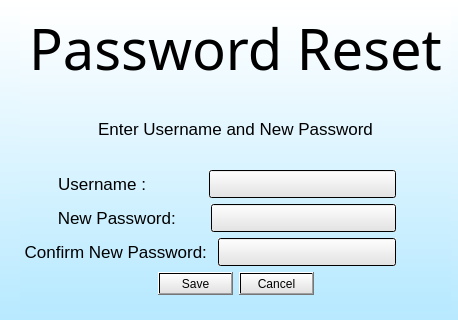
First picture: the form in Calendar/forgotpassword.ui, repository oscarl1127/CSUSM_CS441_Project, before the edit.
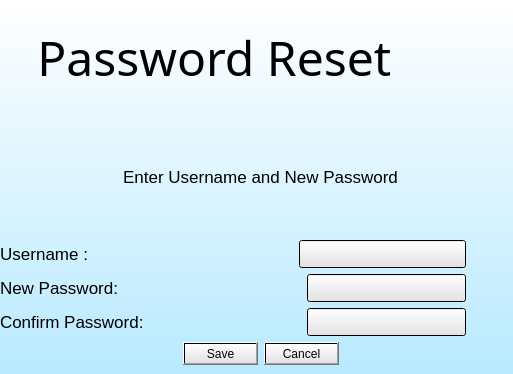
Second picture: the form after the edit.

What changed in the file:
```diff
--- a/Calendar/forgotpassword.ui
+++ b/Calendar/forgotpassword.ui
@@ -6,8 +6,8 @@
    <rect>
     <x>0</x>
     <y>0</y>
-    <width>458</width>
-    <height>320</height>
+    <width>513</width>
+    <height>374</height>
    </rect>
   </property>
   <property name="font">
@@ -23,8 +23,8 @@
     <rect>
      <x>0</x>
      <y>0</y>
-     <width>461</width>
-     <height>321</height>
+     <width>521</width>
+     <height>381</height>
     </rect>
    </property>
    <property name="layoutDirection">
@@ -36,15 +36,8 @@
    <property name="styleSheet">
     <string notr="true">background-color: qlineargradient(spread:reflect, x1:0, y1:1, x2:0, y2:0, stop:0 rgba(183, 233, 255, 255), stop:1 rgba(255, 255, 255, 255));</string>
    </property>
-   <widget class="QWidget" name="gridLayoutWidget">
-    <property name="geometry">
-     <rect>
-      <x>20</x>
-      <y>10</y>
-      <width>431</width>
-      <height>301</height>
-     </rect>
-    </property>
+   <layout class="QVBoxLayout" name="verticalLayout">
+    <item>
     <layout class="QGridLayout" name="gridLayout_2">
      <property name="bottomMargin">
       <number>16</number>
@@ -54,17 +47,17 @@
        <property name="font">
         <font>
          <family>Papyrus</family>
-         <pointsize>42</pointsize>
+          <pointsize>36</pointsize>
         </font>
        </property>
        <property name="styleSheet">
         <string notr="true">background-color: qlineargradient(spread:pad, x1:0, y1:1, x2:1, y2:0, stop:0.458128 rgba(32, 131, 174, 0));</string>
        </property>
        <property name="text">
-        <string>Password Reset</string>
+         <string>   Password Reset</string>
        </property>
        <property name="alignment">
-        <set>Qt::AlignCenter</set>
+         <set>Qt::AlignLeading|Qt::AlignLeft|Qt::AlignVCenter</set>
        </property>
       </widget>
      </item>
@@ -76,10 +69,23 @@
           <string notr="true">background-color: qlineargradient(spread:pad, x1:0, y1:1, x2:1, y2:0, stop:0.458128 rgba(32, 131, 174, 0));</string>
          </property>
          <property name="text">
-          <string> Confirm New Password: </string>
+           <string>Confirm Password: </string>
          </property>
         </widget>
        </item>
+        <item>
+         <spacer name="horizontalSpacer_6">
+          <property name="orientation">
+           <enum>Qt::Horizontal</enum>
+          </property>
+          <property name="sizeHint" stdset="0">
+           <size>
+            <width>40</width>
+            <height>20</height>
+           </size>
+          </property>
+         </spacer>
+        </item>
        <item>
         <widget class="QLineEdit" name="lineEdit_3">
          <property name="styleSheet">
@@ -105,43 +111,6 @@
        </item>
       </layout>
      </item>
-     <item row="3" column="0">
-      <layout class="QHBoxLayout" name="horizontalLayout_2">
-       <item>
-        <widget class="QLabel" name="label_4">
-         <property name="styleSheet">
-          <string notr="true">background-color: qlineargradient(spread:pad, x1:0, y1:1, x2:1, y2:0, stop:0.458128 rgba(32, 131, 174, 0));</string>
-         </property>
-         <property name="text">
-          <string>        New Password:      </string>
-         </property>
-        </widget>
-       </item>
-       <item>
-        <widget class="QLineEdit" name="lineEdit_2">
-         <property name="styleSheet">
-          <string notr="true">background-color: qlineargradient(spread:reflect, x1:0, y1:1, x2:0, y2:0, stop:0 rgba(225, 225, 225, 255), stop:1 rgba(255, 255, 255, 255));</string>
-         </property>
-        </widget>
-       </item>
-       <item>
-        <spacer name="horizontalSpacer_2">
-         <property name="orientation">
-          <enum>Qt::Horizontal</enum>
-         </property>
-         <property name="sizeType">
-          <enum>QSizePolicy::Fixed</enum>
-         </property>
-         <property name="sizeHint" stdset="0">
-          <size>
-           <width>55</width>
-           <height>20</height>
-          </size>
-         </property>
-        </spacer>
-       </item>
-      </layout>
-     </item>
      <item row="1" column="0">
       <widget class="QLabel" name="label_3">
        <property name="styleSheet">
@@ -163,13 +132,26 @@
           <string notr="true">background-color: qlineargradient(spread:pad, x1:0, y1:1, x2:1, y2:0, stop:0.458128 rgba(32, 131, 174, 0));</string>
          </property>
          <property name="text">
-          <string>        Username :            </string>
+           <string>Username :        </string>
          </property>
          <property name="alignment">
           <set>Qt::AlignCenter</set>
          </property>
         </widget>
        </item>
+        <item>
+         <spacer name="horizontalSpacer_4">
+          <property name="orientation">
+           <enum>Qt::Horizontal</enum>
+          </property>
+          <property name="sizeHint" stdset="0">
+           <size>
+            <width>40</width>
+            <height>20</height>
+           </size>
+          </property>
+         </spacer>
+        </item>
        <item>
         <widget class="QLineEdit" name="lineEdit">
          <property name="styleSheet">
@@ -211,8 +193,59 @@
        </property>
       </widget>
      </item>
-    </layout>
-   </widget>
+      <item row="3" column="0">
+       <layout class="QHBoxLayout" name="horizontalLayout_2">
+        <item>
+         <widget class="QLabel" name="label_4">
+          <property name="styleSheet">
+           <string notr="true">background-color: qlineargradient(spread:pad, x1:0, y1:1, x2:1, y2:0, stop:0.458128 rgba(32, 131, 174, 0));</string>
+          </property>
+          <property name="text">
+           <string>New Password:     </string>
+          </property>
+         </widget>
+        </item>
+        <item>
+         <spacer name="horizontalSpacer_5">
+          <property name="orientation">
+           <enum>Qt::Horizontal</enum>
+          </property>
+          <property name="sizeHint" stdset="0">
+           <size>
+            <width>40</width>
+            <height>20</height>
+           </size>
+          </property>
+         </spacer>
+        </item>
+        <item>
+         <widget class="QLineEdit" name="lineEdit_2">
+          <property name="styleSheet">
+           <string notr="true">background-color: qlineargradient(spread:reflect, x1:0, y1:1, x2:0, y2:0, stop:0 rgba(225, 225, 225, 255), stop:1 rgba(255, 255, 255, 255));</string>
+          </property>
+         </widget>
+        </item>
+        <item>
+         <spacer name="horizontalSpacer_2">
+          <property name="orientation">
+           <enum>Qt::Horizontal</enum>
+          </property>
+          <property name="sizeType">
+           <enum>QSizePolicy::Fixed</enum>
+          </property>
+          <property name="sizeHint" stdset="0">
+           <size>
+            <width>55</width>
+            <height>20</height>
+           </size>
+          </property>
+         </spacer>
+        </item>
+       </layout>
+      </item>
+     </layout>
+    </item>
+   </layout>
   </widget>
  </widget>
  <resources/>
```
Lines whose indentation alone changed are shown as unchanged.
